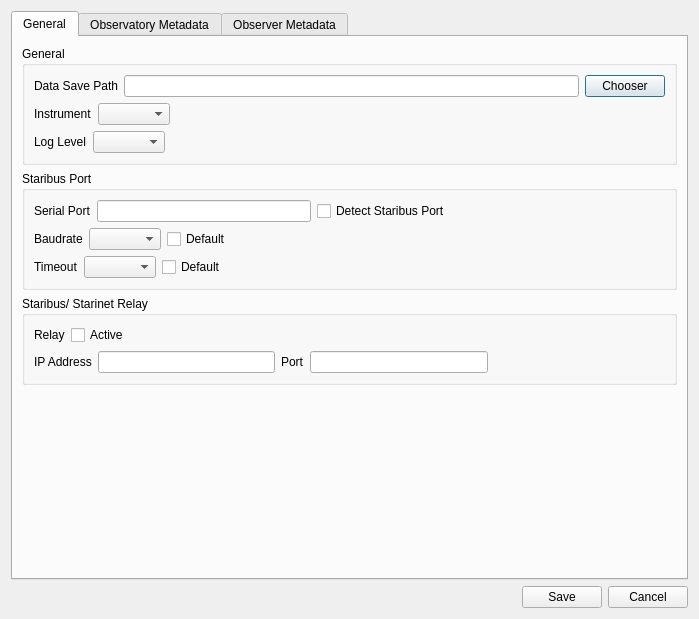
This is ui/configuration.ui in mhorn71/StarbaseMini as Qt 5 draws it before an edit. The edited form follows.
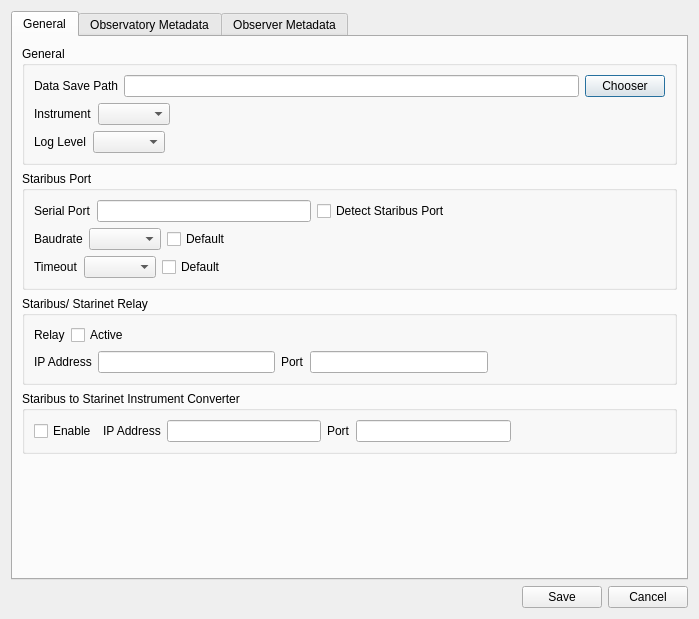
This is the edited form.

Commit message: Added Staribus to Starinet section in configuration UI.

```diff
--- a/ui/configuration.ui
+++ b/ui/configuration.ui
@@ -308,6 +308,59 @@
           </widget>
          </item>
          <item row="3" column="0">
+          <widget class="QGroupBox" name="groupBox_4">
+           <property name="title">
+            <string>Staribus to Starinet Instrument Converter</string>
+           </property>
+           <layout class="QHBoxLayout" name="horizontalLayout_32">
+            <item>
+             <layout class="QHBoxLayout" name="horizontalLayout_31">
+              <item>
+               <widget class="QCheckBox" name="S2SCheckBox">
+                <property name="text">
+                 <string>Enable</string>
+                </property>
+               </widget>
+              </item>
+              <item>
+               <widget class="QLabel" name="label_31">
+                <property name="text">
+                 <string>IP Address</string>
+                </property>
+               </widget>
+              </item>
+              <item>
+               <widget class="QLineEdit" name="S2SIpAddressLineEdit"/>
+              </item>
+              <item>
+               <widget class="QLabel" name="label_32">
+                <property name="text">
+                 <string>Port</string>
+                </property>
+               </widget>
+              </item>
+              <item>
+               <widget class="QLineEdit" name="S2SPort"/>
+              </item>
+              <item>
+               <spacer name="horizontalSpacer_9">
+                <property name="orientation">
+                 <enum>Qt::Horizontal</enum>
+                </property>
+                <property name="sizeHint" stdset="0">
+                 <size>
+                  <width>40</width>
+                  <height>20</height>
+                 </size>
+                </property>
+               </spacer>
+              </item>
+             </layout>
+            </item>
+           </layout>
+          </widget>
+         </item>
+         <item row="4" column="0">
           <spacer name="verticalSpacer_2">
            <property name="orientation">
             <enum>Qt::Vertical</enum>
```
The commit also changes 1 other file.
